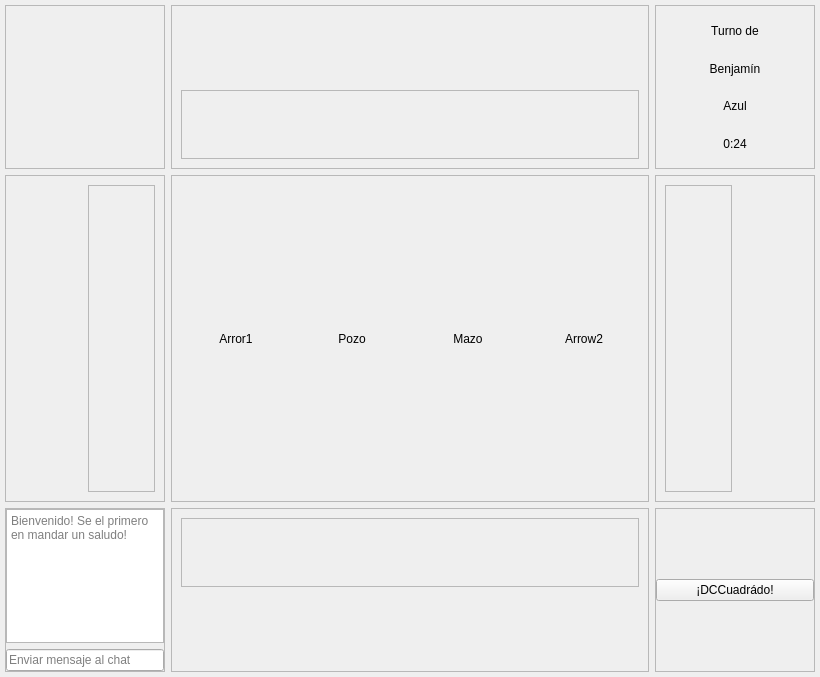
This is Tareas/T03/client/frontend/game_window.ui in benjavicente/iic2233 as Qt 5 draws it before an edit. The edited form follows.
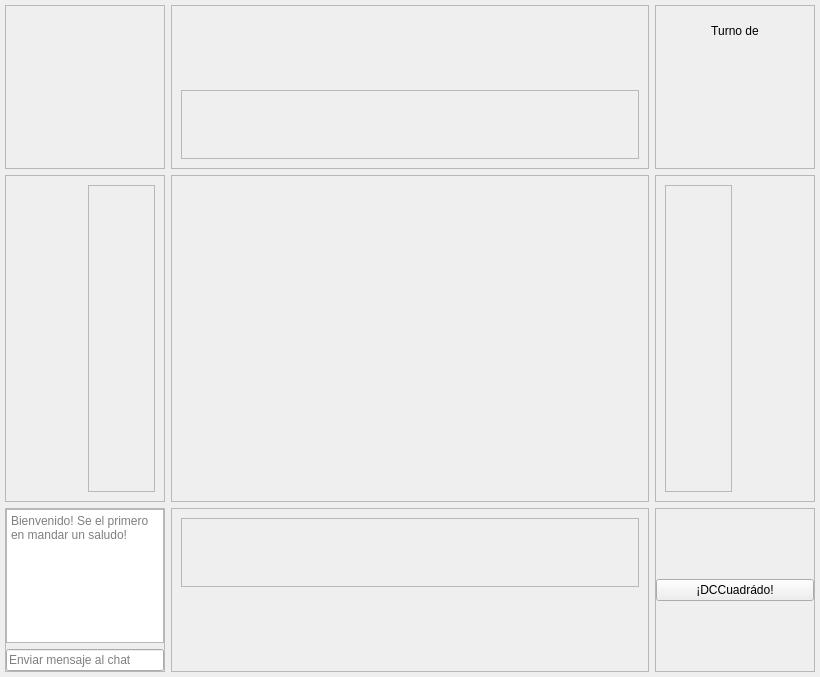
This is the edited form. Icons and pictures are not drawn.

What changed in the file:
```diff
--- a/Tareas/T03/client/frontend/game_window.ui
+++ b/Tareas/T03/client/frontend/game_window.ui
@@ -265,7 +265,7 @@
        <item>
         <widget class="QLabel" name="LeftArrow">
          <property name="text">
-          <string>Arror1</string>
+          <string/>
          </property>
          <property name="alignment">
           <set>Qt::AlignCenter</set>
@@ -275,7 +275,7 @@
        <item>
         <widget class="QLabel" name="CardPool">
          <property name="text">
-          <string>Pozo</string>
+          <string/>
          </property>
          <property name="scaledContents">
           <bool>true</bool>
@@ -291,7 +291,7 @@
           <cursorShape>OpenHandCursor</cursorShape>
          </property>
          <property name="text">
-          <string>Mazo</string>
+          <string/>
          </property>
          <property name="scaledContents">
           <bool>true</bool>
@@ -304,7 +304,7 @@
        <item>
         <widget class="QLabel" name="RightArrow">
          <property name="text">
-          <string>Arrow2</string>
+          <string/>
          </property>
          <property name="alignment">
           <set>Qt::AlignCenter</set>
@@ -463,7 +463,7 @@
        <item>
         <widget class="QLabel" name="ActivePlayer">
          <property name="text">
-          <string>Benjamín</string>
+          <string/>
          </property>
          <property name="alignment">
           <set>Qt::AlignCenter</set>
@@ -473,7 +473,7 @@
        <item>
         <widget class="QLabel" name="ActiveColor">
          <property name="text">
-          <string>Azul</string>
+          <string/>
          </property>
          <property name="alignment">
           <set>Qt::AlignCenter</set>
@@ -483,7 +483,7 @@
        <item>
         <widget class="QLabel" name="ActiveTime">
          <property name="text">
-          <string>0:24</string>
+          <string/>
          </property>
          <property name="alignment">
           <set>Qt::AlignCenter</set>
```
Left out of the diff: 7 changed lines with no effect on the pictures.
